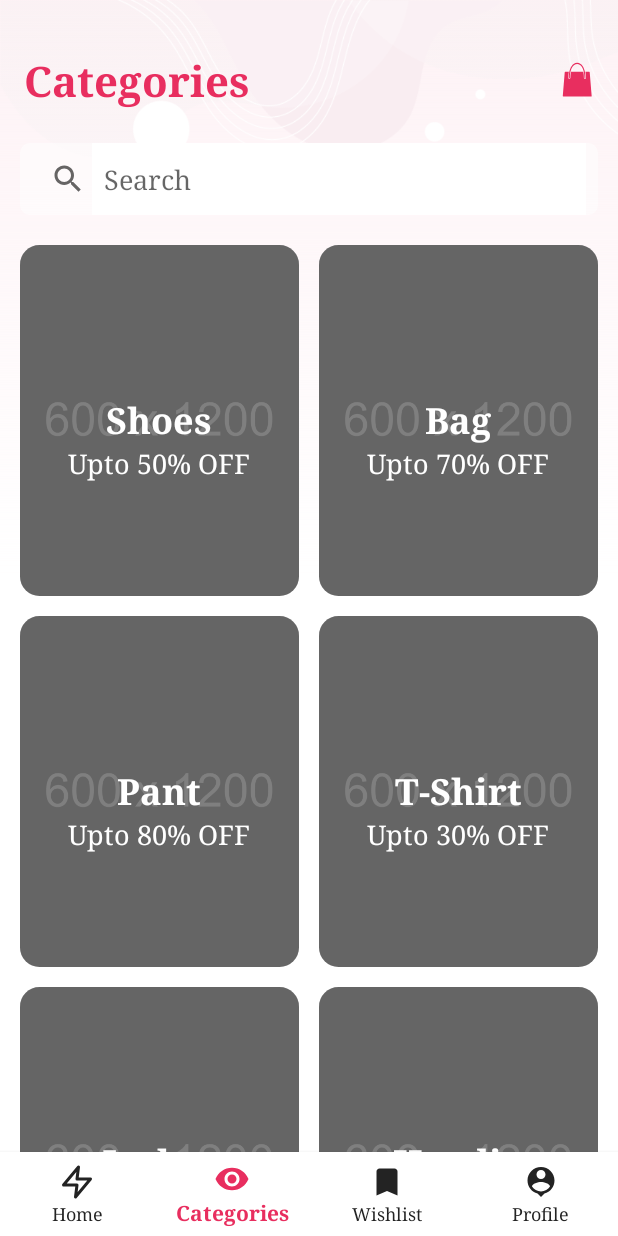
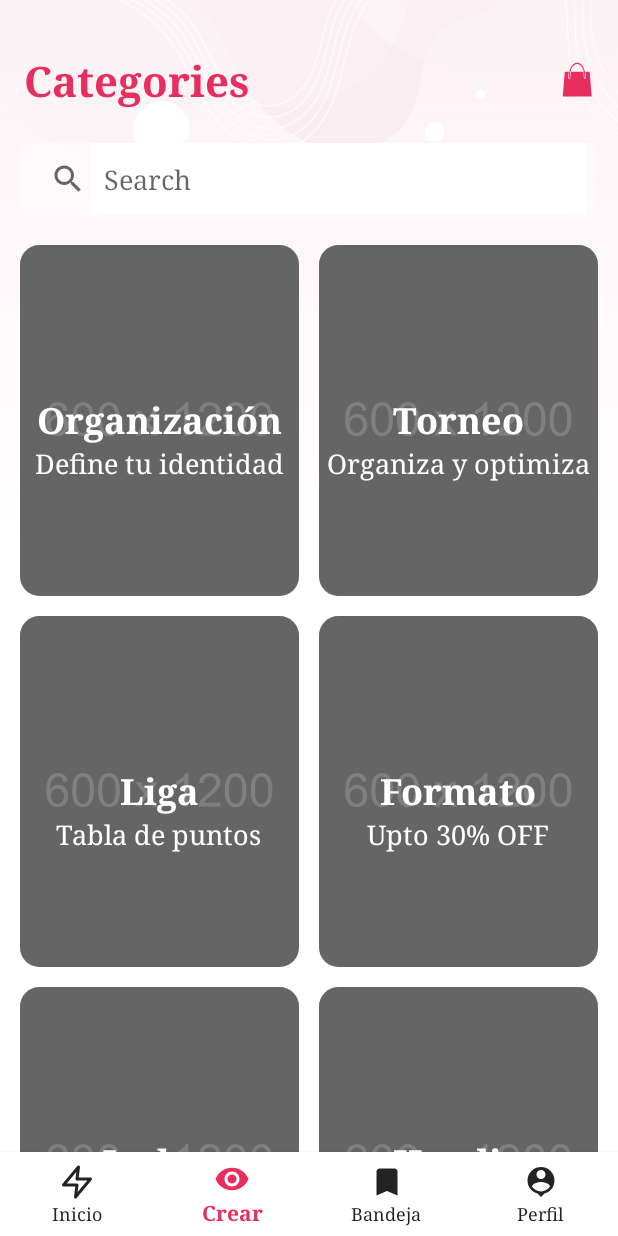
Before and after one commit to hhburgos/LaPinza, an Android app: the BuyerHomeFragment screen opened directly, with no data from a screen before it, item 2 of the bottom bar chosen, on a phone screen of 412 x 824 dp. Run offline under Robolectric (Android 15) with nearby library versions, the phone set to English and light mode, and no system bars; our stand-ins replace sdp/ssp sizes.

Commit message:
He cambiado algunos labels y he encontrado donde se definen los strigns de las orgganizaciones, la informacion esta en el notion

```diff
--- a/app/src/main/AndroidManifest.xml
+++ b/app/src/main/AndroidManifest.xml
@@ -13,7 +13,8 @@
         android:theme="@style/AppTheme">
         <activity
             android:name="com.cninfotech.template.startscreen.SplashActivity"
-            android:screenOrientation="portrait">
+            android:screenOrientation="portrait"
+            android:exported="true">
             <intent-filter>
                 <action android:name="android.intent.action.MAIN" />
 
--- a/app/src/main/java/com/cninfotech/template/buyer/dashboard/ui/BuyerHomeFragment.java
+++ b/app/src/main/java/com/cninfotech/template/buyer/dashboard/ui/BuyerHomeFragment.java
@@ -210,7 +210,7 @@ public class BuyerHomeFragment extends Fragment {
 
     private void categories() {
         Category category = new Category(
-                "T-Shirt",
+                "Torneo",
                 "",
                 R.drawable.ic_t_shirt
         );
@@ -218,7 +218,7 @@ public class BuyerHomeFragment extends Fragment {
         categories.add(category);
 
         category = new Category(
-                "Bag",
+                "Organizacion",
                 "",
                 R.drawable.ic_shoppingbag
         );
--- a/app/src/main/java/com/cninfotech/template/buyer/dashboard/ui/BuyerShopFragment.java
+++ b/app/src/main/java/com/cninfotech/template/buyer/dashboard/ui/BuyerShopFragment.java
@@ -66,13 +66,13 @@ public class BuyerShopFragment extends Fragment {
     }
 
     private void makeExplore() {
-        Category category = new Category("Shoes", "Upto 50% OFF", R.drawable.placeholder_large);
+        Category category = new Category("Organización", "Define tu identidad", R.drawable.placeholder_large);
         categoryList.add(category);
-        category = new Category("Bag", "Upto 70% OFF", R.drawable.placeholder_large);
+        category = new Category("Torneo", "Organiza y optimiza", R.drawable.placeholder_large);
         categoryList.add(category);
-        category = new Category("Pant", "Upto 80% OFF", R.drawable.placeholder_large);
+        category = new Category("Liga", "Tabla de puntos", R.drawable.placeholder_large);
         categoryList.add(category);
-        category = new Category("T-Shirt", "Upto 30% OFF", R.drawable.placeholder_large);
+        category = new Category("Formato", "Upto 30% OFF", R.drawable.placeholder_large);
         categoryList.add(category);
         category = new Category("Jacket", "Upto 40% OFF", R.drawable.placeholder_large);
         categoryList.add(category);
--- a/app/src/main/res/menu/bottom_buyer_navigation.xml
+++ b/app/src/main/res/menu/bottom_buyer_navigation.xml
@@ -3,19 +3,19 @@
 
     <item
         android:id="@+id/nav_shop"
-        android:title="Home"
+        android:title="@string/inicio"
         android:icon="@drawable/ic_shop"/>
     <item
         android:id="@+id/nav_explore"
-        android:title="@string/shop"
+        android:title="@string/crear"
         android:icon="@drawable/ic_explore"/>
     <item
         android:id="@+id/nav_brand"
-        android:title="Wishlist"
+        android:title="@string/bandeja"
         android:icon="@drawable/ic_brand" />
     <item
         android:id="@+id/nav_profile"
-        android:title="Profile"
+        android:title="@string/perfil"
         android:icon="@drawable/ic_profile" />
 
 </menu>
--- a/app/src/main/res/values/strings.xml
+++ b/app/src/main/res/values/strings.xml
@@ -237,6 +237,12 @@
     <!-- Default screen margins, per the Android Design guidelines. -->
     <dimen name="nav_header_vertical_spacing">16dp</dimen>
     <dimen name="nav_header_height">160dp</dimen>
+
+    <!-- Variables propias de la pinza -->
+    <string name="inicio">Inicio</string>
+    <string name="crear">Crear</string>
+    <string name="perfil">Perfil</string>
+    <string name="bandeja">Bandeja</string>
 
     <!-- Default screen margins, per the Android Design guidelines. -->
     <dimen name="activity_horizontal_margin">16dp</dimen>
```
